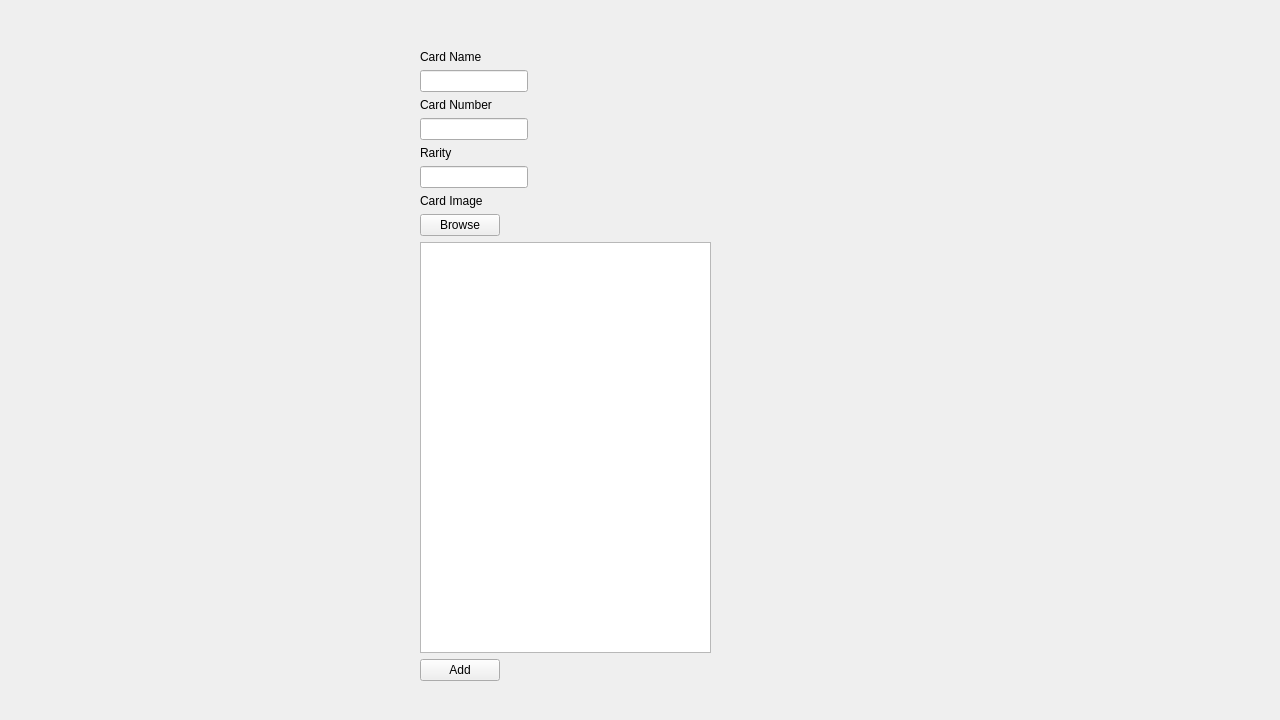
This is addcard.ui in Infateshands/TCG-Test as Qt 5 draws it before an edit. The edited form follows.
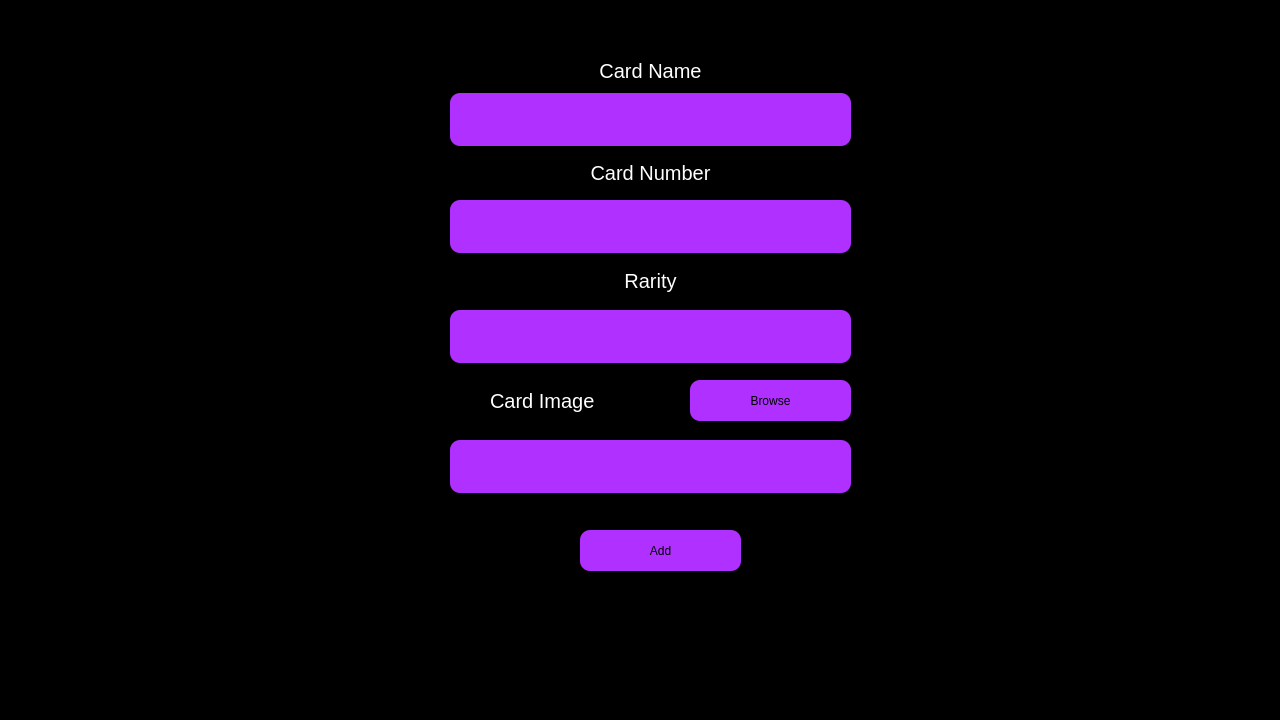
This is the edited form.

Commit message: add card page done

Patch:
```diff
--- a/addcard.ui
+++ b/addcard.ui
@@ -25,45 +25,166 @@
   <property name="windowTitle">
    <string>Form</string>
   </property>
-  <widget class="QWidget" name="">
+  <property name="styleSheet">
+   <string notr="true">
+QLineEdit {
+	width: 400;
+	height: 50;
+	background-color: rgb(176, 49, 255);
+	border-radius: 10;
+font-size: 22
+
+}
+QLabel {
+color: white;
+	font-size: 20px;
+	text-align: center;
+
+}
+QGraphicsView {
+	
+	background-color: rgb(176, 49, 255);
+	border-radius: 10
+
+
+
+}
+QPushButton {
+	
+	background-color: rgb(176, 49, 255);
+	border-radius: 10
+
+
+
+}</string>
+  </property>
+  <widget class="QLabel" name="nameLabel">
    <property name="geometry">
     <rect>
-     <x>420</x>
+     <x>450</x>
      <y>50</y>
-     <width>291</width>
-     <height>631</height>
+     <width>401</width>
+     <height>41</height>
     </rect>
    </property>
-   <layout class="QVBoxLayout" name="verticalLayout">
-    <item>
-     <widget class="QLabel" name="label">
       <property name="text">
        <string>Card Name</string>
       </property>
-     </widget>
-    </item>
-    <item>
-     <widget class="QLineEdit" name="name">
+   <property name="alignment">
+    <set>Qt::AlignCenter</set>
+   </property>
+  </widget>
+  <widget class="QGraphicsView" name="graphicsView">
+   <property name="geometry">
+    <rect>
+     <x>890</x>
+     <y>720</y>
+     <width>231</width>
+     <height>192</height>
+    </rect>
+   </property>
       <property name="sizePolicy">
+    <sizepolicy hsizetype="Fixed" vsizetype="Expanding">
+     <horstretch>0</horstretch>
+     <verstretch>0</verstretch>
+    </sizepolicy>
+   </property>
+  </widget>
+  <widget class="QLabel" name="imageLabel">
+   <property name="geometry">
+    <rect>
+     <x>490</x>
+     <y>370</y>
+     <width>181</width>
+     <height>61</height>
+    </rect>
+   </property>
+   <property name="text">
+    <string>Card Image</string>
+   </property>
+  </widget>
+  <widget class="QPushButton" name="browseButton">
+   <property name="geometry">
+    <rect>
+     <x>690</x>
+     <y>380</y>
+     <width>161</width>
+     <height>41</height>
+    </rect>
+   </property>
+   <property name="sizePolicy">
        <sizepolicy hsizetype="Fixed" vsizetype="Fixed">
         <horstretch>0</horstretch>
         <verstretch>0</verstretch>
        </sizepolicy>
       </property>
-     </widget>
-    </item>
-    <item>
-     <widget class="QLabel" name="label_2">
+   <property name="text">
+    <string>Browse</string>
+   </property>
+  </widget>
+  <widget class="QLineEdit" name="imageURLLabel">
+   <property name="geometry">
+    <rect>
+     <x>450</x>
+     <y>440</y>
+     <width>401</width>
+     <height>53</height>
+    </rect>
+   </property>
+   <property name="sizePolicy">
+    <sizepolicy hsizetype="Fixed" vsizetype="Fixed">
+     <horstretch>0</horstretch>
+     <verstretch>0</verstretch>
+    </sizepolicy>
+   </property>
+  </widget>
+  <widget class="QFrame" name="frame">
+   <property name="geometry">
+    <rect>
+     <x>0</x>
+     <y>0</y>
+     <width>1341</width>
+     <height>731</height>
+    </rect>
+   </property>
+   <property name="styleSheet">
+    <string notr="true">background-color: rgb(0, 0, 0);</string>
+   </property>
+   <property name="frameShape">
+    <enum>QFrame::StyledPanel</enum>
+   </property>
+   <property name="frameShadow">
+    <enum>QFrame::Raised</enum>
+   </property>
+  </widget>
+  <widget class="QLabel" name="rarityLabel">
+   <property name="geometry">
+    <rect>
+     <x>450</x>
+     <y>260</y>
+     <width>401</width>
+     <height>41</height>
+    </rect>
+   </property>
       <property name="text">
-       <string>Card Number</string>
-      </property>
-     </widget>
-    </item>
-    <item>
+    <string>Rarity</string>
+   </property>
+   <property name="alignment">
+    <set>Qt::AlignCenter</set>
+   </property>
+  </widget>
      <widget class="QLineEdit" name="number">
       <property name="enabled">
        <bool>true</bool>
       </property>
+   <property name="geometry">
+    <rect>
+     <x>450</x>
+     <y>200</y>
+     <width>401</width>
+     <height>53</height>
+    </rect>
+   </property>
       <property name="sizePolicy">
        <sizepolicy hsizetype="Fixed" vsizetype="Fixed">
         <horstretch>0</horstretch>
@@ -71,16 +192,15 @@
        </sizepolicy>
       </property>
      </widget>
-    </item>
-    <item>
-     <widget class="QLabel" name="label_3">
-      <property name="text">
-       <string>Rarity</string>
-      </property>
-     </widget>
-    </item>
-    <item>
-     <widget class="QLineEdit" name="rarity">
+  <widget class="QLineEdit" name="name">
+   <property name="geometry">
+    <rect>
+     <x>450</x>
+     <y>93</y>
+     <width>401</width>
+     <height>53</height>
+    </rect>
+   </property>
       <property name="sizePolicy">
        <sizepolicy hsizetype="Fixed" vsizetype="Fixed">
         <horstretch>0</horstretch>
@@ -88,32 +208,31 @@
        </sizepolicy>
       </property>
      </widget>
-    </item>
-    <item>
-     <widget class="QLabel" name="label_4">
-      <property name="text">
-       <string>Card Image</string>
-      </property>
-     </widget>
-    </item>
-    <item>
-     <widget class="QPushButton" name="pushButton_2">
-      <property name="sizePolicy">
-       <sizepolicy hsizetype="Fixed" vsizetype="Fixed">
-        <horstretch>0</horstretch>
-        <verstretch>0</verstretch>
-       </sizepolicy>
-      </property>
+  <widget class="QLabel" name="numberLabel">
+   <property name="geometry">
+    <rect>
+     <x>450</x>
+     <y>152</y>
+     <width>401</width>
+     <height>41</height>
+    </rect>
+   </property>
       <property name="text">
-       <string>Browse</string>
-      </property>
-     </widget>
-    </item>
-    <item>
-     <widget class="QGraphicsView" name="graphicsView"/>
-    </item>
-    <item>
-     <widget class="QPushButton" name="pushButton">
+    <string>Card Number</string>
+   </property>
+   <property name="alignment">
+    <set>Qt::AlignCenter</set>
+   </property>
+  </widget>
+  <widget class="QPushButton" name="addButton">
+   <property name="geometry">
+    <rect>
+     <x>580</x>
+     <y>530</y>
+     <width>161</width>
+     <height>41</height>
+    </rect>
+   </property>
       <property name="sizePolicy">
        <sizepolicy hsizetype="Fixed" vsizetype="Preferred">
         <horstretch>0</horstretch>
@@ -124,9 +243,35 @@
        <string>Add</string>
       </property>
      </widget>
-    </item>
-   </layout>
+  <widget class="QLineEdit" name="rarity">
+   <property name="geometry">
+    <rect>
+     <x>450</x>
+     <y>310</y>
+     <width>401</width>
+     <height>53</height>
+    </rect>
+   </property>
+   <property name="sizePolicy">
+    <sizepolicy hsizetype="Fixed" vsizetype="Fixed">
+     <horstretch>0</horstretch>
+     <verstretch>0</verstretch>
+    </sizepolicy>
+   </property>
   </widget>
+  <zorder>frame</zorder>
+  <zorder>layoutWidget</zorder>
+  <zorder>rarityLabel</zorder>
+  <zorder>number</zorder>
+  <zorder>name</zorder>
+  <zorder>numberLabel</zorder>
+  <zorder>imageLabel</zorder>
+  <zorder>addButton</zorder>
+  <zorder>imageURLLabel</zorder>
+  <zorder>graphicsView</zorder>
+  <zorder>rarity</zorder>
+  <zorder>nameLabel</zorder>
+  <zorder>browseButton</zorder>
  </widget>
  <resources/>
  <connections/>
```
Lines whose indentation alone changed are shown as unchanged. The commit also changes 1 other file.
